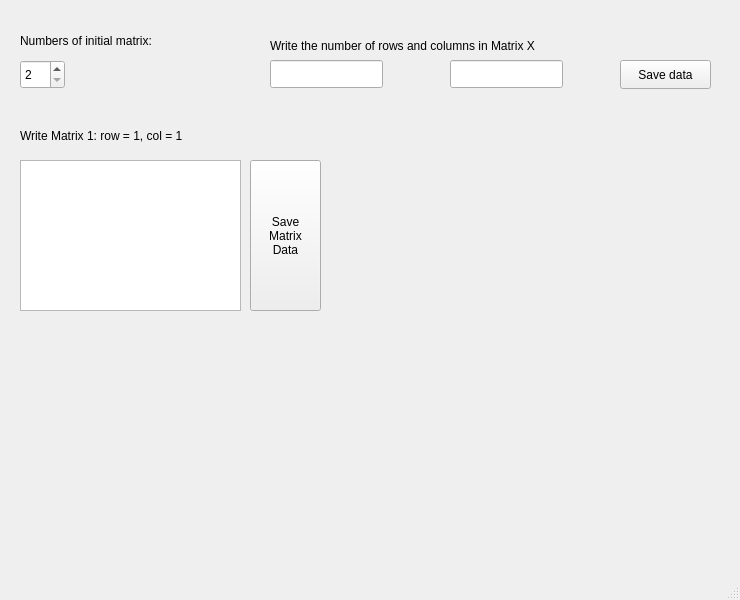
First picture: the form in matrix_app/src/mainwindow.ui, repository Arturawesome/Matrix, before the edit.
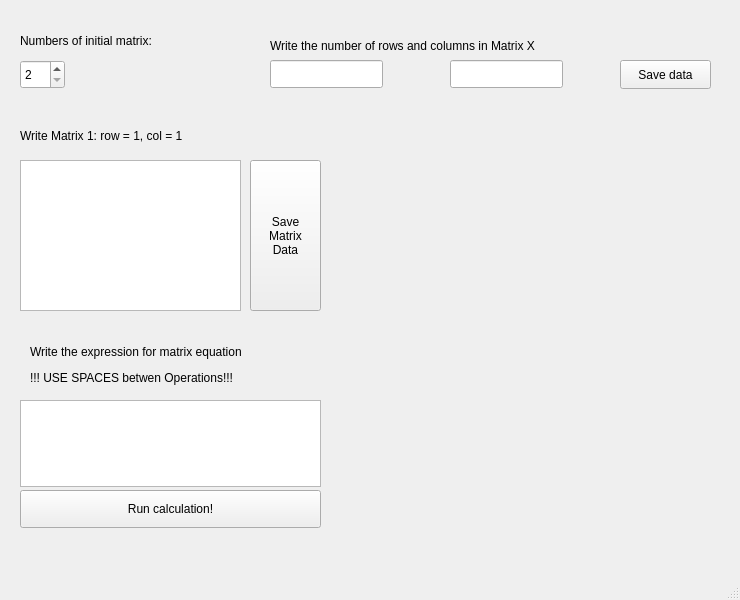
Second picture: the form after the edit.

Commit message: Start work with Expression Window: Window is created

What changed in the file:
```diff
--- a/matrix_app/src/mainwindow.ui
+++ b/matrix_app/src/mainwindow.ui
@@ -127,6 +127,42 @@
 Data</string>
     </property>
    </widget>
+   <widget class="QLabel" name="labelExpressionResult">
+    <property name="geometry">
+     <rect>
+      <x>30</x>
+      <y>330</y>
+      <width>311</width>
+      <height>71</height>
+     </rect>
+    </property>
+    <property name="text">
+     <string>&lt;html&gt;&lt;head/&gt;&lt;body&gt;&lt;p&gt;Write the expression for matrix equation&lt;/p&gt;&lt;p&gt;!!! USE SPACES betwen Operations!!!&lt;/p&gt;&lt;/body&gt;&lt;/html&gt;</string>
+    </property>
+   </widget>
+   <widget class="QPlainTextEdit" name="plainTextEditExpression">
+    <property name="geometry">
+     <rect>
+      <x>20</x>
+      <y>400</y>
+      <width>301</width>
+      <height>87</height>
+     </rect>
+    </property>
+   </widget>
+   <widget class="QPushButton" name="pushButtonCalculate">
+    <property name="geometry">
+     <rect>
+      <x>20</x>
+      <y>490</y>
+      <width>301</width>
+      <height>38</height>
+     </rect>
+    </property>
+    <property name="text">
+     <string>Run calculation!</string>
+    </property>
+   </widget>
   </widget>
   <widget class="QMenuBar" name="menubar">
    <property name="geometry">
```
The commit also changes 2 other files.
